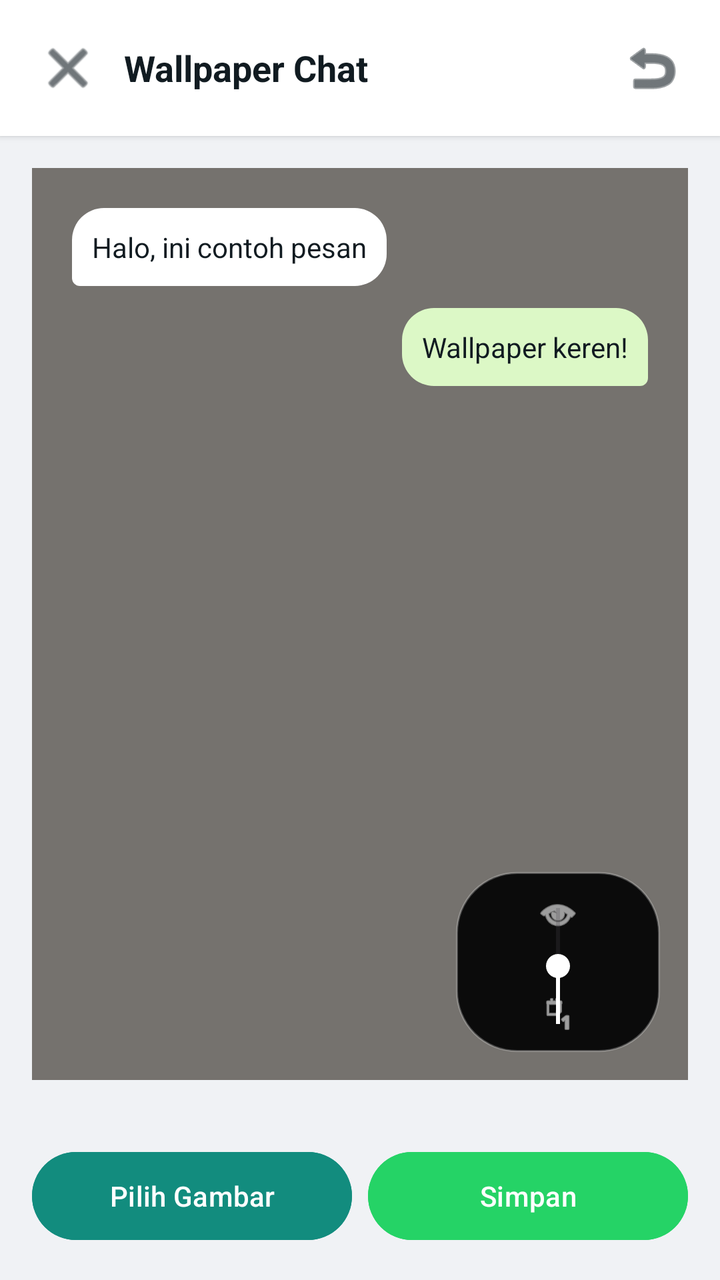
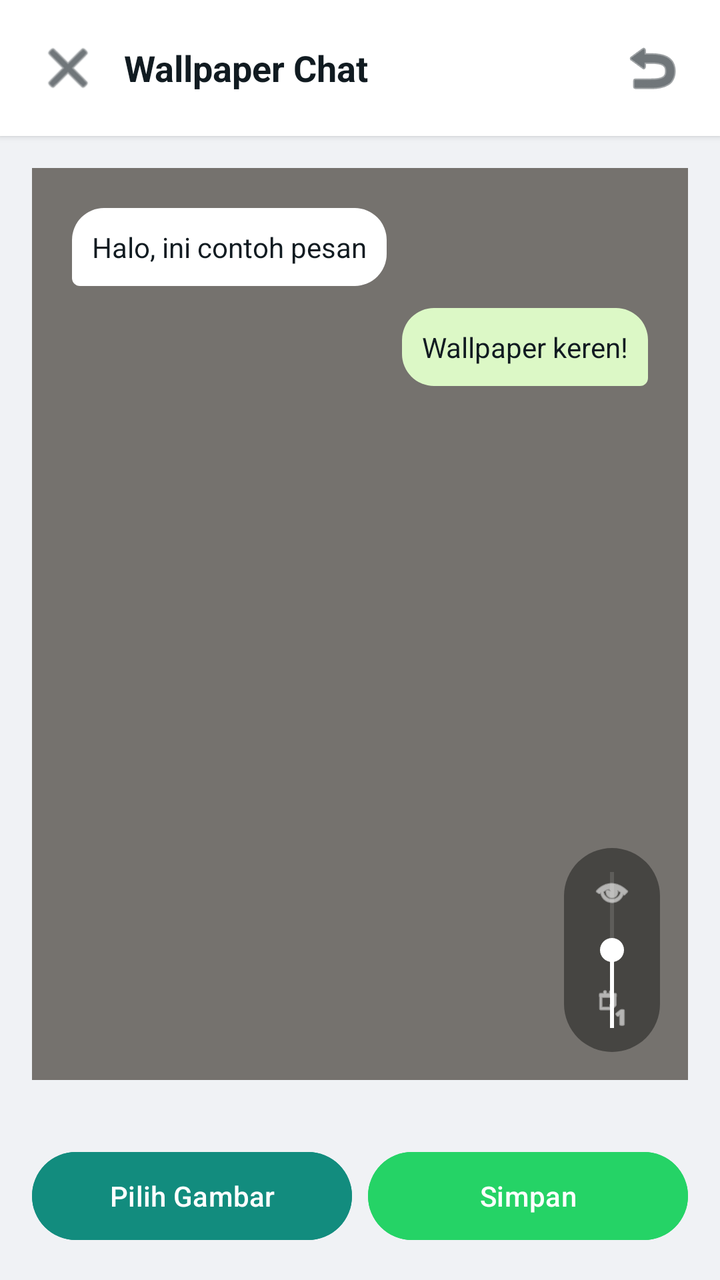

Two renders of the same Android screen: before a commit and after it. Below are the layout's source before the change and the commit's diff.
<!-- AndroidManifest.xml: application theme Theme.Material3.DayNight.NoActionBar -->
<!-- res/layout/activity_wallpaper.xml -->
<?xml version="1.0" encoding="utf-8"?>
<LinearLayout xmlns:android="http://schemas.android.com/apk/res/android"
    android:layout_width="match_parent"
    android:layout_height="match_parent"
    android:orientation="vertical"
    android:background="@color/home_bg">

    <LinearLayout
        android:layout_width="match_parent"
        android:layout_height="wrap_content"
        android:background="@color/bubble_other"
        android:orientation="horizontal"
        android:padding="14dp"
        android:gravity="center_vertical"
        android:elevation="2dp">

        <ImageButton
            android:id="@+id/btnBack"
            android:layout_width="40dp"
            android:layout_height="40dp"
            android:background="?android:attr/selectableItemBackgroundBorderless"
            android:src="@android:drawable/ic_menu_close_clear_cancel"
            android:tint="@color/text_primary"
            android:contentDescription="Kembali" />

        <TextView
            android:layout_width="0dp"
            android:layout_height="wrap_content"
            android:layout_weight="1"
            android:text="Wallpaper Chat"
            android:textSize="18sp"
            android:textStyle="bold"
            android:textColor="@color/text_primary"
            android:paddingStart="8dp" />

        <ImageButton
            android:id="@+id/btnResetWallpaper"
            android:layout_width="40dp"
            android:layout_height="40dp"
            android:background="?android:attr/selectableItemBackgroundBorderless"
            android:src="@android:drawable/ic_menu_revert"
            android:tint="@color/text_primary"
            android:contentDescription="Reset" />
    </LinearLayout>

    <FrameLayout
        android:layout_width="match_parent"
        android:layout_height="0dp"
        android:layout_weight="1"
        android:layout_margin="16dp"
        android:background="@color/chat_bg">

        <ImageView
            android:id="@+id/wallpaperPreview"
            android:layout_width="match_parent"
            android:layout_height="match_parent"
            android:scaleType="centerCrop"
            android:src="@drawable/wallpaper_default"
            android:contentDescription="Preview" />

        <View
            android:id="@+id/overlayDim"
            android:layout_width="match_parent"
            android:layout_height="match_parent"
            android:background="#80000000" />

        
        <LinearLayout
            android:layout_width="wrap_content"
            android:layout_height="wrap_content"
            android:layout_gravity="start|top"
            android:layout_margin="20dp"
            android:background="@drawable/bubble_other"
            android:padding="10dp">

            <TextView
                android:layout_width="wrap_content"
                android:layout_height="wrap_content"
                android:text="Halo, ini contoh pesan"
                android:textColor="@color/text_primary"
                android:textSize="14sp" />
        </LinearLayout>

        <LinearLayout
            android:layout_width="wrap_content"
            android:layout_height="wrap_content"
            android:layout_gravity="end|top"
            android:layout_marginTop="70dp"
            android:layout_marginEnd="20dp"
            android:background="@drawable/bubble_me"
            android:padding="10dp">

            <TextView
                android:layout_width="wrap_content"
                android:layout_height="wrap_content"
                android:text="Wallpaper keren!"
                android:textColor="@color/text_primary"
                android:textSize="14sp" />
        </LinearLayout>

        
        <LinearLayout
            android:layout_width="wrap_content"
            android:layout_height="wrap_content"
            android:layout_gravity="end|bottom"
            android:layout_margin="14dp"
            android:orientation="vertical"
            android:gravity="center"
            android:background="@drawable/wa_brightness_bg"
            android:paddingHorizontal="6dp"
            android:paddingVertical="10dp">

            <ImageView
                android:layout_width="22dp"
                android:layout_height="22dp"
                android:src="@android:drawable/ic_menu_view"
                android:tint="#FFFFFF"
                android:contentDescription="Brightness" />

            <SeekBar
                android:id="@+id/brightnessSeek"
                android:layout_width="90dp"
                android:layout_height="wrap_content"
                android:layout_marginTop="6dp"
                android:max="100"
                android:progress="50"
                android:rotation="270"
                android:progressTint="#FFFFFF"
                android:thumbTint="#FFFFFF" />

            <ImageView
                android:layout_width="18dp"
                android:layout_height="18dp"
                android:layout_marginTop="6dp"
                android:src="@android:drawable/ic_menu_day"
                android:tint="#FFFFFF"
                android:contentDescription="Terang" />
        </LinearLayout>
    </FrameLayout>

    <LinearLayout
        android:layout_width="match_parent"
        android:layout_height="wrap_content"
        android:orientation="horizontal"
        android:padding="16dp">

        <Button
            android:id="@+id/btnPickWallpaper"
            android:layout_width="0dp"
            android:layout_height="52dp"
            android:layout_weight="1"
            android:layout_marginEnd="8dp"
            android:text="Pilih Gambar"
            android:backgroundTint="@color/brand_green_light"
            android:textColor="#FFFFFF" />

        <Button
            android:id="@+id/btnSaveWallpaper"
            android:layout_width="0dp"
            android:layout_height="52dp"
            android:layout_weight="1"
            android:text="Simpan"
            android:backgroundTint="@color/brand_accent"
            android:textColor="#FFFFFF" />
    </LinearLayout>
</LinearLayout>
<!-- resources referenced by this layout -->
<resources>
  <color name="brand_accent">#25D366</color>
  <color name="brand_green_light">#128C7E</color>
  <color name="bubble_other">#FFFFFF</color>
  <color name="chat_bg">#ECE5DD</color>
  <color name="home_bg">#F0F2F5</color>
  <color name="text_primary">#111B21</color>
  <!-- drawable bubble_me (drawable) -->
  <?xml version="1.0" encoding="utf-8"?>
  <shape xmlns:android="http://schemas.android.com/apk/res/android"
      android:shape="rectangle">
      <solid android:color="@color/bubble_me" />
      <corners
          android:topLeftRadius="16dp"
          android:topRightRadius="16dp"
          android:bottomLeftRadius="16dp"
          android:bottomRightRadius="4dp" />
  </shape>
  <!-- drawable bubble_other (drawable) -->
  <?xml version="1.0" encoding="utf-8"?>
  <shape xmlns:android="http://schemas.android.com/apk/res/android"
      android:shape="rectangle">
      <solid android:color="@color/bubble_other" />
      <corners
          android:topLeftRadius="16dp"
          android:topRightRadius="16dp"
          android:bottomLeftRadius="4dp"
          android:bottomRightRadius="16dp" />
  </shape>
  <!-- drawable wa_brightness_bg (drawable) -->
  <?xml version="1.0" encoding="utf-8"?>
  <shape xmlns:android="http://schemas.android.com/apk/res/android"
      android:shape="rectangle">
      <solid android:color="#E6000000" />
      <corners android:radius="30dp" />
      <stroke android:width="1dp" android:color="#40FFFFFF" />
  </shape>
  <!-- drawable wallpaper_default (drawable) -->
  <?xml version="1.0" encoding="utf-8"?>
  <shape xmlns:android="http://schemas.android.com/apk/res/android"
      android:shape="rectangle">
      <solid android:color="#ECE5DD" />
  </shape>
  <color name="bubble_me">#DCF8C6</color>
</resources>

<!-- the commit's change to res/layout/activity_wallpaper.xml (unified diff, before → after) -->
@@ -100,38 +100,42 @@
 
         
         <LinearLayout
-            android:layout_width="wrap_content"
+            android:layout_width="48dp"
             android:layout_height="wrap_content"
             android:layout_gravity="end|bottom"
-            android:layout_margin="14dp"
+            android:layout_marginEnd="14dp"
+            android:layout_marginBottom="14dp"
             android:orientation="vertical"
-            android:gravity="center"
+            android:gravity="center_horizontal"
             android:background="@drawable/wa_brightness_bg"
-            android:paddingHorizontal="6dp"
-            android:paddingVertical="10dp">
+            android:paddingVertical="12dp">
 
+            
             <ImageView
-                android:layout_width="22dp"
-                android:layout_height="22dp"
+                android:layout_width="20dp"
+                android:layout_height="20dp"
                 android:src="@android:drawable/ic_menu_view"
                 android:tint="#FFFFFF"
-                android:contentDescription="Brightness" />
+                android:contentDescription="Gelap" />
 
+            
             <SeekBar
                 android:id="@+id/brightnessSeek"
-                android:layout_width="90dp"
+                android:layout_width="130dp"
                 android:layout_height="wrap_content"
-                android:layout_marginTop="6dp"
+                android:layout_marginTop="10dp"
+                android:layout_marginBottom="10dp"
                 android:max="100"
                 android:progress="50"
                 android:rotation="270"
                 android:progressTint="#FFFFFF"
-                android:thumbTint="#FFFFFF" />
+                android:thumbTint="#FFFFFF"
+                android:progressBackgroundTint="#80FFFFFF" />
 
+            
             <ImageView
-                android:layout_width="18dp"
-                android:layout_height="18dp"
-                android:layout_marginTop="6dp"
+                android:layout_width="20dp"
+                android:layout_height="20dp"
                 android:src="@android:drawable/ic_menu_day"
                 android:tint="#FFFFFF"
                 android:contentDescription="Terang" />
<!-- resource entries referenced after the edit -->
@@ -32,9 +32,8 @@
   <?xml version="1.0" encoding="utf-8"?>
   <shape xmlns:android="http://schemas.android.com/apk/res/android"
       android:shape="rectangle">
-      <solid android:color="#E6000000" />
-      <corners android:radius="30dp" />
-      <stroke android:width="1dp" android:color="#40FFFFFF" />
+      <solid android:color="#66000000" />
+      <corners android:radius="40dp" />
   </shape>
   <!-- drawable wallpaper_default (drawable) -->
   <?xml version="1.0" encoding="utf-8"?>
